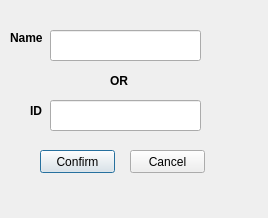
Qt form confirmupdate.ui (NickReardon/P2-Bulk-Club-Project) before a commit.
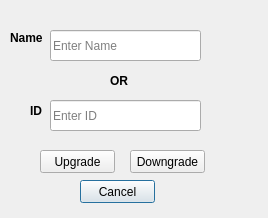
The same form after that commit.

Commit message:
Added upgrade and downgrade function.
Admin is able to upgrade user.
admin is able to downgrade user.

```diff
--- a/confirmupdate.ui
+++ b/confirmupdate.ui
@@ -22,6 +22,9 @@
      <height>31</height>
     </rect>
    </property>
+   <property name="placeholderText">
+    <string>Enter ID</string>
+   </property>
   </widget>
   <widget class="QLineEdit" name="nameEdit">
    <property name="geometry">
@@ -32,6 +35,9 @@
      <height>31</height>
     </rect>
    </property>
+   <property name="placeholderText">
+    <string>Enter Name</string>
+   </property>
   </widget>
   <widget class="QLabel" name="label">
    <property name="geometry">
@@ -90,24 +96,11 @@
     <string>OR</string>
    </property>
   </widget>
-  <widget class="QPushButton" name="confirmButton">
-   <property name="geometry">
-    <rect>
-     <x>40</x>
-     <y>150</y>
-     <width>75</width>
-     <height>23</height>
-    </rect>
-   </property>
-   <property name="text">
-    <string>Confirm</string>
-   </property>
-  </widget>
   <widget class="QPushButton" name="cancelButton">
    <property name="geometry">
     <rect>
-     <x>130</x>
-     <y>150</y>
+     <x>80</x>
+     <y>180</y>
      <width>75</width>
      <height>23</height>
     </rect>
@@ -116,6 +109,32 @@
     <string>Cancel</string>
    </property>
   </widget>
+  <widget class="QPushButton" name="upgradeButton">
+   <property name="geometry">
+    <rect>
+     <x>40</x>
+     <y>150</y>
+     <width>75</width>
+     <height>23</height>
+    </rect>
+   </property>
+   <property name="text">
+    <string>Upgrade</string>
+   </property>
+  </widget>
+  <widget class="QPushButton" name="downgradeButton">
+   <property name="geometry">
+    <rect>
+     <x>130</x>
+     <y>150</y>
+     <width>75</width>
+     <height>23</height>
+    </rect>
+   </property>
+   <property name="text">
+    <string>Downgrade</string>
+   </property>
+  </widget>
  </widget>
  <resources/>
  <connections/>
```
The commit also changes 7 other files.
